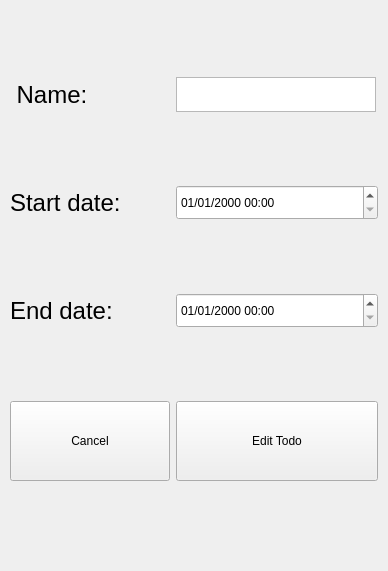
The window that Source/ui/edit_todo.ui (MakisEu/MyTodo) describes before a commit, drawn with Qt 5.
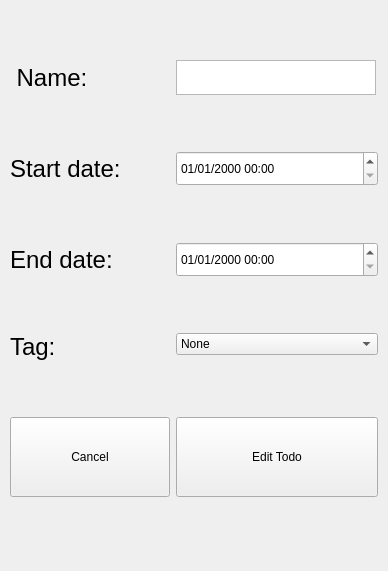
The same window after the commit.

Commit message: Added timetable tab, tags to Todos and removed all Valgrind memcheck errors

The edit to the form file:
```diff
--- a/Source/ui/edit_todo.ui
+++ b/Source/ui/edit_todo.ui
@@ -107,7 +107,7 @@
       </property>
      </widget>
     </item>
-    <item row="3" column="0">
+    <item row="4" column="0">
      <widget class="QPushButton" name="pushButton_3">
       <property name="minimumSize">
        <size>
@@ -120,7 +120,7 @@
       </property>
      </widget>
     </item>
-    <item row="3" column="1">
+    <item row="4" column="1">
      <widget class="QPushButton" name="pushButton_4">
       <property name="minimumSize">
        <size>
@@ -157,6 +157,61 @@
       </property>
      </widget>
     </item>
+    <item row="3" column="1">
+     <widget class="QComboBox" name="comboBoxTags">
+      <item>
+       <property name="text">
+        <string>None</string>
+       </property>
+      </item>
+      <item>
+       <property name="text">
+        <string>Productivity</string>
+       </property>
+      </item>
+      <item>
+       <property name="text">
+        <string>Education</string>
+       </property>
+      </item>
+      <item>
+       <property name="text">
+        <string>Work</string>
+       </property>
+      </item>
+      <item>
+       <property name="text">
+        <string>Entertainment</string>
+       </property>
+      </item>
+      <item>
+       <property name="text">
+        <string>Chore</string>
+       </property>
+      </item>
+     </widget>
+    </item>
+    <item row="3" column="0">
+     <widget class="QLabel" name="label_7">
+      <property name="maximumSize">
+       <size>
+        <width>120</width>
+        <height>60</height>
+       </size>
+      </property>
+      <property name="font">
+       <font>
+        <pointsize>18</pointsize>
+       </font>
+      </property>
+      <property name="text">
+       <string>Tag:</string>
+      </property>
+      <property name="margin">
+       <number>4</number>
+      </property>
+     </widget>
+    </item>
    </layout>
   </widget>
  </widget>
```
The commit also changes 22 other files.
